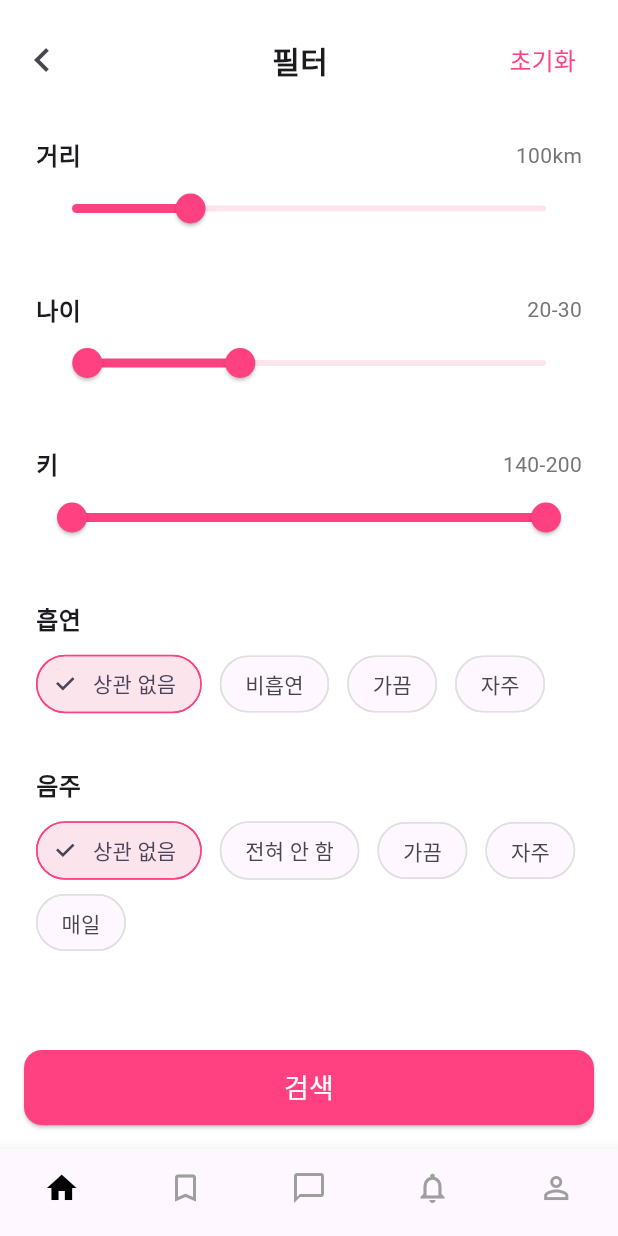
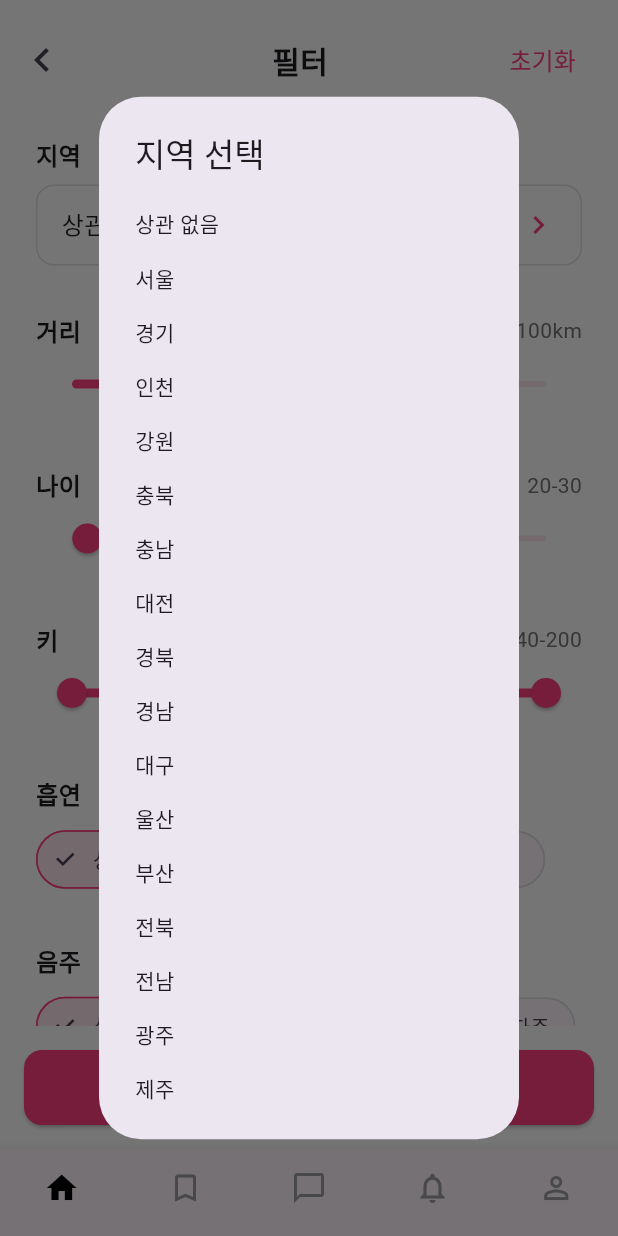
Before and after one commit to Talker456/soulfit-client, a Flutter app: the DatingFilterScreen screen opened by its route, after a tap on "상관 없음", on a phone screen of 412 x 824 dp. Run offline on Flutter 3.47's test engine with Material 3 defaults, Android fonts, the phone set to English and light mode, and no system bars; our stand-ins replace dartz, dio, equatable, flutter_dotenv, flutter_riverpod, flutter_secure_storage and 4 more; missing offline and left inert: portone_flutter, stomp_dart_client, tosspayments_widget_sdk_flutter; accounts and stored records are empty; Roboto replaces fonts that are missing (NotoSans).

Commit message:
fix : dating-filter - 지역 필터 추가(탑 레벨)

```diff
--- a/lib/feature/matching/filter/presentation/screen/dating_filter.dart
+++ b/lib/feature/matching/filter/presentation/screen/dating_filter.dart
@@ -25,8 +25,8 @@ class DatingFilterScreen extends ConsumerWidget {
                 child: Column(
                   crossAxisAlignment: CrossAxisAlignment.start,
                   children: [
-                    // _buildLocationPicker(filterState.filter.region, filterNotifier), // Removed as per user request
-                    // const SizedBox(height: 32),
+                    _buildLocationPicker(context, filterState.filter.region, filterNotifier),
+                    const SizedBox(height: 32),
                     _buildSingleSlider(
                       '거리',
                       filterState.filter.maxDistanceInKm.toDouble(),
@@ -124,37 +124,58 @@ class DatingFilterScreen extends ConsumerWidget {
     );
   }
 
-  // 지역 선택 버튼 (Removed as per user request)
-  // Widget _buildLocationPicker(String selectedRegion, DatingFilterNotifier filterNotifier) {
-  //   return Column(
-  //     crossAxisAlignment: CrossAxisAlignment.start,
-  //     children: [
-  //       const Text('지역', style: TextStyle(fontSize: 16, fontWeight: FontWeight.bold)),
-  //       const SizedBox(height: 8),
-  //       InkWell(
-  //         onTap: () {
-  //           // TODO: 지역 선택 다이얼로그 구현 및 filterNotifier.updateRegion 호출
-  //           print('지역 선택 팝업 띄우기!');
-  //         },
-  //         borderRadius: BorderRadius.circular(12),
-  //         child: Container(
-  //           padding: const EdgeInsets.symmetric(horizontal: 16, vertical: 14),
-  //           decoration: BoxDecoration(
-  //             borderRadius: BorderRadius.circular(12),
-  //             border: Border.all(color: Colors.grey.shade300),
-  //           ),
-  //           child: Row(
-  //             mainAxisAlignment: MainAxisAlignment.spaceBetween,
-  //             children: [
-  //               Text(selectedRegion, style: const TextStyle(fontSize: 16)),
-  //               const Icon(Icons.chevron_right, color: Colors.pinkAccent),
-  //             ],
-  //           ),
-  //         ),
-  //       ),
-  //     ],
-  //   );
-  // }
+  // 지역 선택 버튼
+  Widget _buildLocationPicker(BuildContext context, String selectedRegion, DatingFilterNotifier filterNotifier) {
+    return Column(
+      crossAxisAlignment: CrossAxisAlignment.start,
+      children: [
+        const Text('지역', style: TextStyle(fontSize: 16, fontWeight: FontWeight.bold)),
+        const SizedBox(height: 8),
+        InkWell(
+          onTap: () async {
+            final regions = ['상관 없음', '서울', '경기', '인천', '강원', '충북', '충남', '대전', '경북', '경남', '대구', '울산', '부산', '전북', '전남', '광주', '제주'];
+            final result = await showDialog<String>(
+              context: context,
+              builder: (BuildContext context) {
+                return SimpleDialog(
+                  title: const Text('지역 선택'),
+                  children: regions.map((region) {
+                    return SimpleDialogOption(
+                      onPressed: () {
+                        // "상관 없음" 선택 시 빈 문자열 반환, 그 외에는 지역명 반환
+                        final valueToReturn = region == '상관 없음' ? '' : region;
+                        Navigator.pop(context, valueToReturn);
+                      },
+                      child: Text(region),
+                    );
+                  }).toList(),
+                );
+              },
+            );
+
+            if (result != null) {
+              filterNotifier.updateRegion(result);
+            }
+          },
+          borderRadius: BorderRadius.circular(12),
+          child: Container(
+            padding: const EdgeInsets.symmetric(horizontal: 16, vertical: 14),
+            decoration: BoxDecoration(
+              borderRadius: BorderRadius.circular(12),
+              border: Border.all(color: Colors.grey.shade300),
+            ),
+            child: Row(
+              mainAxisAlignment: MainAxisAlignment.spaceBetween,
+              children: [
+                Text(selectedRegion.isEmpty ? '상관 없음' : selectedRegion, style: const TextStyle(fontSize: 16)),
+                const Icon(Icons.chevron_right, color: Colors.pinkAccent),
+              ],
+            ),
+          ),
+        ),
+      ],
+    );
+  }
 
   // 범위 슬라이더 (나이)
   Widget _buildRangeSlider(String title, RangeValues values, double min, double max, ValueChanged<RangeValues> onMinChanged, ValueChanged<RangeValues> onMaxChanged) {
```
